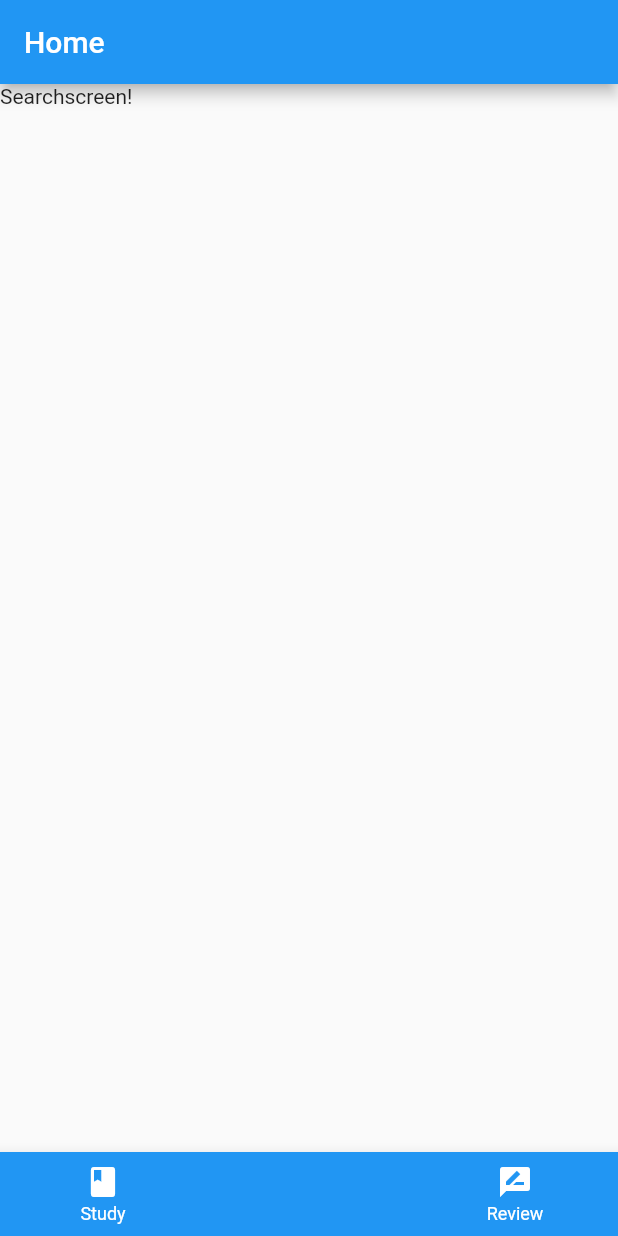
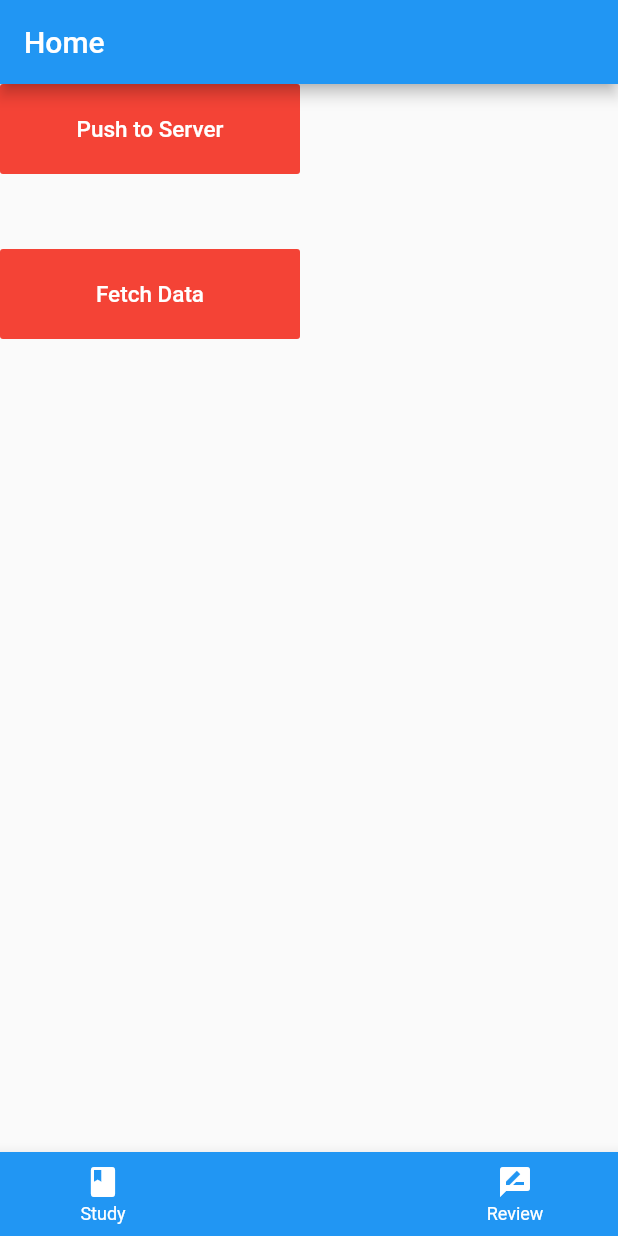
Before and after one commit to Codehoff/Mainsights, a Flutter app: the screen it shows after launch, item 2 of the bottom bar chosen, on a phone screen of 412 x 824 dp. Run offline on Flutter 3.47's test engine with Material 2 defaults, Android fonts, the phone set to English and light mode, and no system bars; missing offline and left inert: swipedetector.

```diff
--- a/lib/models/flashcard.dart
+++ b/lib/models/flashcard.dart
@@ -13,7 +13,7 @@ enum Category {
 }
 
 class Flashcard {
-  final String id;
+  String id;
   final String question;
   final String answer;
   final String category;
--- a/lib/screens/searchscreen.dart
+++ b/lib/screens/searchscreen.dart
@@ -1,11 +1,78 @@
 import "package:flutter/material.dart";
+import "dart:convert";
+import "package:http/http.dart" as http;
+
+import "../dummy_data.dart";
+import "../models/flashcard.dart";
 
 class Searchscreen extends StatelessWidget {
   static const routeName = "/search";
+
+  static const url = "https://mainsights-1fb71.firebaseio.com/flashcards.json";
+
+  Future<void> fetchAndSetFlashcards() async {
+    const url = "https://mainsights-1fb71.firebaseio.com/flashcards.json";
+    final response = await http.get(url);
+    final List<Flashcard> loadedProducts = [];
+    final extractedData = json.decode(response.body) as Map<String, dynamic>;
+  }
+
+  void _pushFlashcards() {
+    dummyFlashcards.forEach((element) {
+      http.post(
+        url,
+        body: json.encode({
+          "id": element.id,
+          "question": element.question,
+          "answer": element.answer,
+          "complexity": element.complexity,
+          "category": element.category,
+          "points": element.points,
+        }),
+      );
+    });
+  }
+
   @override
   Widget build(BuildContext context) {
-    return Container(
-      child: Text("Searchscreen!"),
-    );
+    return Column(children: [
+      Container(
+        child: SizedBox(
+          width: 200,
+          height: 60,
+          child: FlatButton(
+            color: Colors.red,
+            textColor: Colors.white,
+            disabledColor: Colors.grey,
+            disabledTextColor: Colors.black,
+            padding: EdgeInsets.all(8.0),
+            splashColor: Colors.blueAccent,
+            onPressed: _pushFlashcards,
+            child: Text(
+              "Push to Server",
+              style: TextStyle(fontSize: 15.0),
+            ),
+          ),
+        ),
+      ),
+      SizedBox(height: 50),
+      SizedBox(
+        width: 200,
+        height: 60,
+        child: FlatButton(
+          color: Colors.red,
+          textColor: Colors.white,
+          disabledColor: Colors.grey,
+          disabledTextColor: Colors.black,
+          padding: EdgeInsets.all(8.0),
+          splashColor: Colors.blueAccent,
+          onPressed: fetchAndSetFlashcards,
+          child: Text(
+            "Fetch Data",
+            style: TextStyle(fontSize: 15.0),
+          ),
+        ),
+      ),
+    ]);
   }
 }
```
Also changed, not shown: lib/screens/reviewscreen.dart (+0 -18 lines).
